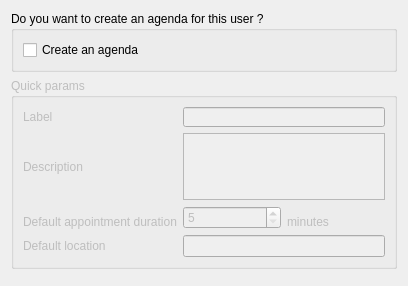
FreeHealth/freehealth, file plugins/agendaplugin/usercalendarwizardcreatorpage.ui: the form before one commit.
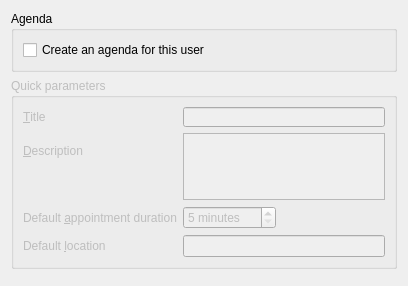
The form after the commit.

Commit message: user manager UI improvements

```diff
--- a/plugins/agendaplugin/usercalendarwizardcreatorpage.ui
+++ b/plugins/agendaplugin/usercalendarwizardcreatorpage.ui
@@ -14,15 +14,47 @@
    <string>Form</string>
   </property>
   <layout class="QGridLayout" name="gridLayout_2">
+   <item row="0" column="0">
+    <widget class="QGroupBox" name="groupBox_2">
+     <property name="title">
+      <string>Agenda</string>
+     </property>
+     <layout class="QGridLayout" name="gridLayout_3">
+      <item row="0" column="0">
+       <widget class="QCheckBox" name="createAgenda">
+        <property name="text">
+         <string>Create an agenda for this user</string>
+        </property>
+       </widget>
+      </item>
+     </layout>
+    </widget>
+   </item>
+   <item row="2" column="0">
+    <spacer name="verticalSpacer">
+     <property name="orientation">
+      <enum>Qt::Vertical</enum>
+     </property>
+     <property name="sizeHint" stdset="0">
+      <size>
+       <width>20</width>
+       <height>40</height>
+      </size>
+     </property>
+    </spacer>
+   </item>
    <item row="1" column="0">
     <widget class="QGroupBox" name="groupBox">
      <property name="enabled">
       <bool>false</bool>
      </property>
      <property name="title">
-      <string>Quick params</string>
+      <string>Quick parameters</string>
      </property>
-     <layout class="QGridLayout" name="gridLayout">
+     <layout class="QFormLayout" name="formLayout">
+      <property name="fieldGrowthPolicy">
+       <enum>QFormLayout::ExpandingFieldsGrow</enum>
+      </property>
       <item row="0" column="0">
        <widget class="QLabel" name="label_2">
         <property name="minimumSize">
@@ -32,11 +64,14 @@
          </size>
         </property>
         <property name="text">
-         <string>Label</string>
+         <string>&amp;Title</string>
+        </property>
+        <property name="buddy">
+         <cstring>calendarLabel</cstring>
         </property>
        </widget>
       </item>
-      <item row="0" column="1" colspan="2">
+      <item row="0" column="1">
        <widget class="QLineEdit" name="calendarLabel">
         <property name="minimumSize">
          <size>
@@ -46,7 +81,7 @@
         </property>
        </widget>
       </item>
-      <item row="1" column="0">
+      <item row="2" column="0">
        <widget class="QLabel" name="label_3">
         <property name="sizePolicy">
          <sizepolicy hsizetype="Preferred" vsizetype="Preferred">
@@ -61,11 +96,14 @@
          </size>
         </property>
         <property name="text">
-         <string>Description</string>
+         <string>&amp;Description</string>
+        </property>
+        <property name="buddy">
+         <cstring>description</cstring>
         </property>
        </widget>
       </item>
-      <item row="1" column="1" colspan="2">
+      <item row="2" column="1">
        <widget class="QTextEdit" name="description">
         <property name="minimumSize">
          <size>
@@ -81,15 +119,21 @@
         </property>
        </widget>
       </item>
-      <item row="3" column="0">
+      <item row="4" column="0">
        <widget class="QLabel" name="label">
         <property name="text">
-         <string>Default appointment duration</string>
+         <string>Default &amp;appointment duration</string>
+        </property>
+        <property name="buddy">
+         <cstring>defaultDuration</cstring>
         </property>
        </widget>
       </item>
-      <item row="2" column="1" rowspan="2">
+      <item row="4" column="1">
        <widget class="QSpinBox" name="defaultDuration">
+        <property name="suffix">
+         <string> minutes</string>
+        </property>
         <property name="minimum">
          <number>5</number>
         </property>
@@ -101,55 +145,22 @@
         </property>
        </widget>
       </item>
-      <item row="3" column="2">
-       <widget class="QLabel" name="label_4">
-        <property name="text">
-         <string>minutes</string>
-        </property>
-       </widget>
-      </item>
-      <item row="4" column="0">
+      <item row="5" column="0">
        <widget class="QLabel" name="label_9">
         <property name="text">
-         <string>Default location</string>
+         <string>Default &amp;location</string>
+        </property>
+        <property name="buddy">
+         <cstring>defaultLocation</cstring>
         </property>
        </widget>
       </item>
-      <item row="4" column="1" colspan="2">
+      <item row="5" column="1">
        <widget class="QLineEdit" name="defaultLocation"/>
       </item>
      </layout>
     </widget>
    </item>
-   <item row="2" column="0">
-    <spacer name="verticalSpacer">
-     <property name="orientation">
-      <enum>Qt::Vertical</enum>
-     </property>
-     <property name="sizeHint" stdset="0">
-      <size>
-       <width>20</width>
-       <height>40</height>
-      </size>
-     </property>
-    </spacer>
-   </item>
-   <item row="0" column="0">
-    <widget class="QGroupBox" name="groupBox_2">
-     <property name="title">
-      <string>Do you want to create an agenda for this user ?</string>
-     </property>
-     <layout class="QGridLayout" name="gridLayout_3">
-      <item row="0" column="0">
-       <widget class="QCheckBox" name="useAgenda">
-        <property name="text">
-         <string>Create an agenda</string>
-        </property>
-       </widget>
-      </item>
-     </layout>
-    </widget>
-   </item>
   </layout>
  </widget>
  <resources/>
```
Left out of the diff: 2 changed lines with no effect on the pictures. The commit also changes 4 other files.
